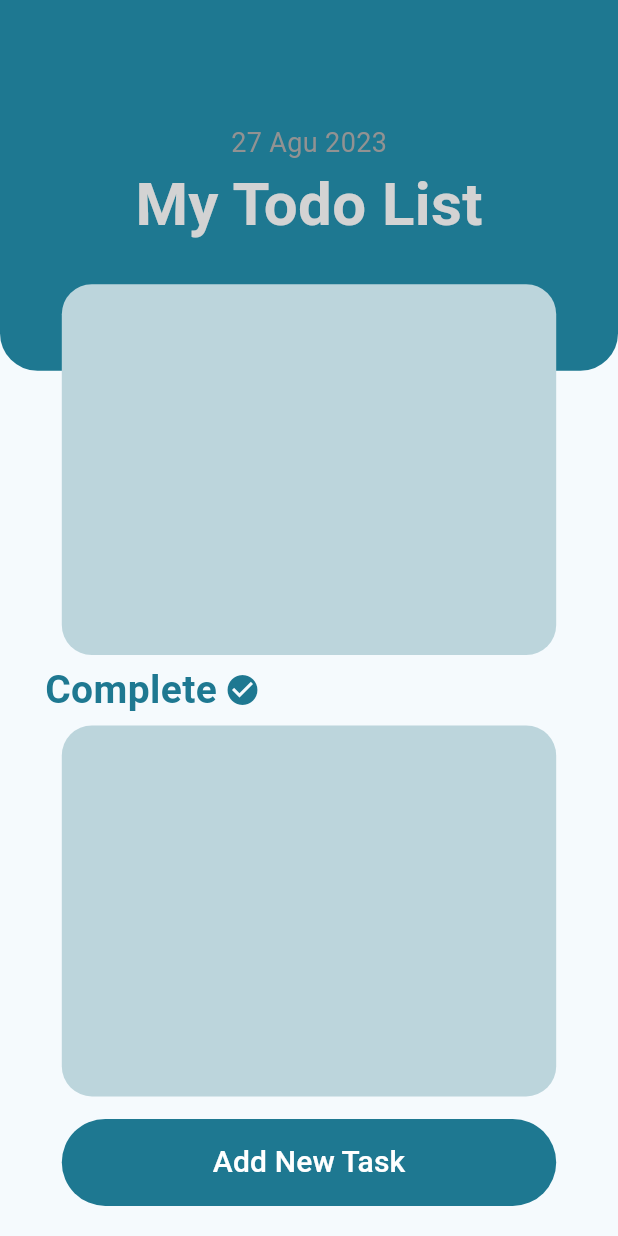
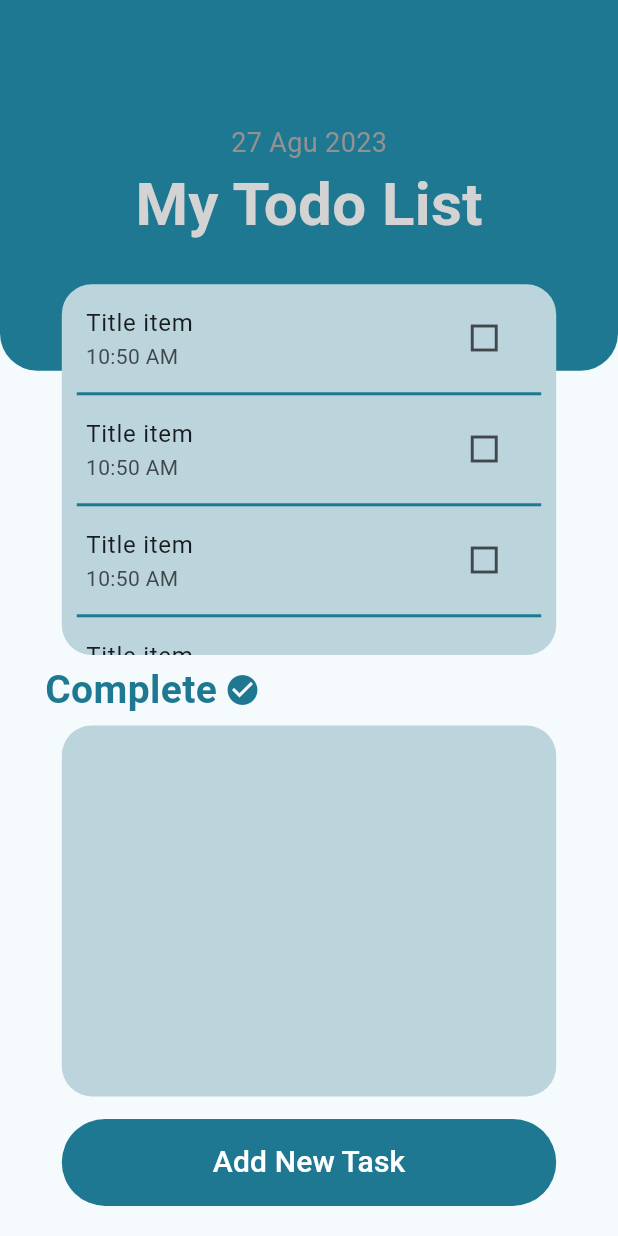
Before and after one commit to MinaYasser100/my-tasks, a Flutter app: the HomeView screen opened by its route, on a phone screen of 412 x 824 dp. Run offline on Flutter 3.47's test engine with Material 3 defaults, Android fonts, the light colour scheme and no system bars; our stand-ins replace lottie.

Commit message:
my task list view item

```diff
--- /dev/null
+++ b/lib/features/home/views/widgets/custom_divider.dart
@@ -0,0 +1,17 @@
+import 'package:flutter/material.dart';
+import 'package:my_tasks/core/utils/constant.dart';
+
+class CustomDivider extends StatelessWidget {
+  const CustomDivider({
+    super.key,
+  });
+
+  @override
+  Widget build(BuildContext context) {
+    return Container(
+      margin: const EdgeInsets.symmetric(horizontal: 10.0),
+      height: 2.0,
+      color: kPrimaryColor,
+    );
+  }
+}
--- /dev/null
+++ b/lib/features/home/views/widgets/my_task_list_view_item.dart
@@ -0,0 +1,28 @@
+import 'package:flutter/material.dart';
+
+class MyTaskListViewItem extends StatelessWidget {
+  const MyTaskListViewItem({
+    super.key,
+    required this.iconData,
+  });
+  final IconData iconData;
+
+  @override
+  Widget build(BuildContext context) {
+    return ListTile(
+      title: const Text(
+        'Title item',
+        maxLines: 1,
+        overflow: TextOverflow.ellipsis,
+      ),
+      subtitle: const Text(
+        '10:50 AM',
+      ),
+      trailing: IconButton(
+        padding: EdgeInsets.zero,
+        onPressed: () {},
+        icon: Icon(iconData),
+      ),
+    );
+  }
+}
--- a/lib/features/home/views/widgets/not_done_tasks.dart
+++ b/lib/features/home/views/widgets/not_done_tasks.dart
@@ -1,5 +1,7 @@
 import 'package:flutter/material.dart';
 import 'package:my_tasks/core/utils/constant.dart';
+import 'custom_divider.dart';
+import 'my_task_list_view_item.dart';
 
 class NotDoneTasks extends StatelessWidget {
   const NotDoneTasks({
@@ -15,6 +17,19 @@ class NotDoneTasks extends StatelessWidget {
         color: kSecondColor,
         borderRadius: BorderRadius.all(Radius.circular(20)),
       ),
+      child: ListView.separated(
+        padding: EdgeInsets.zero,
+        physics: const BouncingScrollPhysics(),
+        itemBuilder: (context, index) {
+          return const MyTaskListViewItem(
+            iconData: Icons.square_outlined,
+          );
+        },
+        separatorBuilder: (context, index) {
+          return const CustomDivider();
+        },
+        itemCount: 6,
+      ),
     );
   }
 }
```
